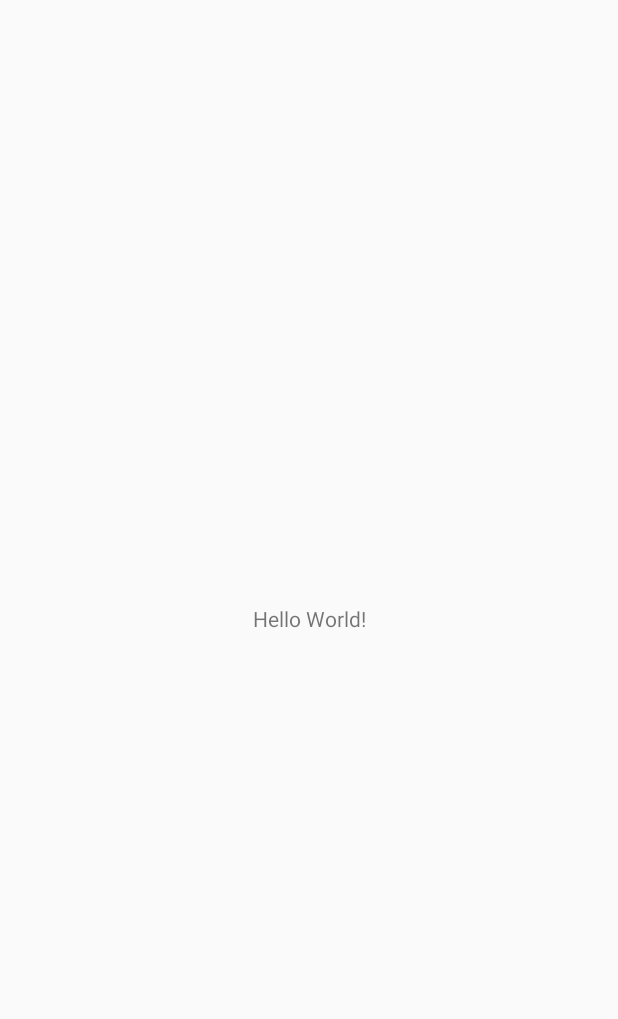
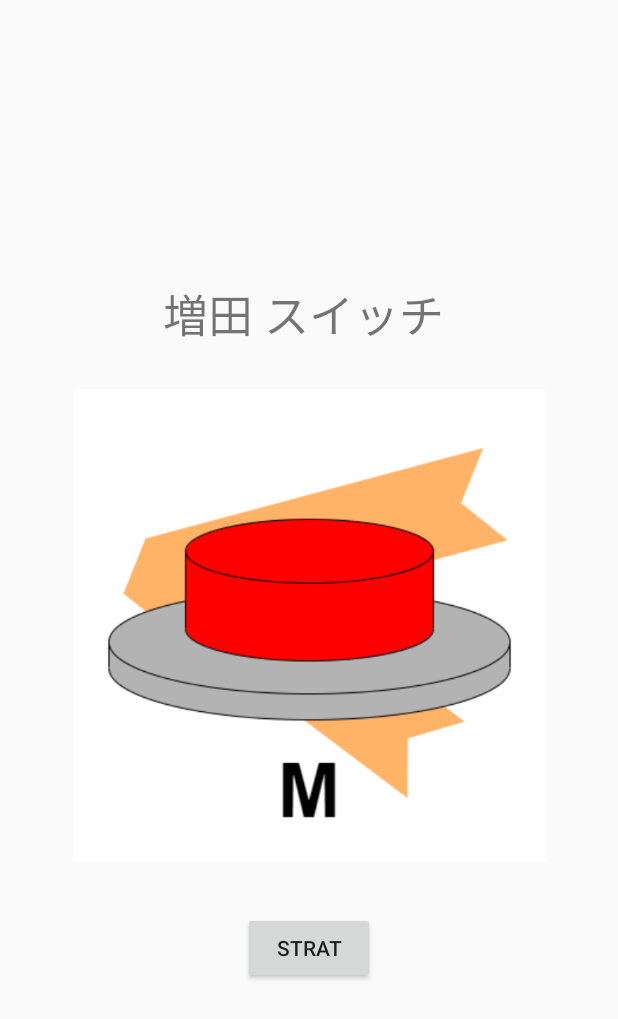
Before and after one commit to yn4k4nishi/masuda-switch, an Android app: the screen it shows after launch (MainActivity), on a phone screen of 412 x 824 dp. Before the commit the part shown is almost empty. Shown: the top 1019 px of the screen. Run offline under Robolectric (Android 15) with nearby library versions, the phone set to English and light mode, and no system bars.

Commit message:
test title

```diff
--- a/app/src/main/res/layout/activity_main.xml
+++ b/app/src/main/res/layout/activity_main.xml
@@ -6,13 +6,41 @@
     android:layout_height="match_parent"
     tools:context=".MainActivity">
 
-    <TextView
+    <ImageView
+        android:id="@+id/imageView"
+        android:layout_width="315dp"
+        android:layout_height="326dp"
+        android:layout_marginTop="21dp"
+        android:layout_marginBottom="12dp"
+        android:visibility="visible"
+        app:layout_constraintBottom_toBottomOf="parent"
+        app:layout_constraintEnd_toEndOf="parent"
+        app:layout_constraintHorizontal_bias="0.5"
+        app:layout_constraintStart_toStartOf="parent"
+        app:layout_constraintTop_toTopOf="parent"
+        app:srcCompat="@drawable/icon"
+        tools:visibility="visible" />
+
+    <Button
+        android:id="@+id/start_button"
         android:layout_width="wrap_content"
         android:layout_height="wrap_content"
-        android:text="Hello World!"
-        app:layout_constraintBottom_toBottomOf="parent"
-        app:layout_constraintLeft_toLeftOf="parent"
-        app:layout_constraintRight_toRightOf="parent"
-        app:layout_constraintTop_toTopOf="parent" />
+        android:layout_marginTop="28dp"
+        android:text="STRAT"
+        app:layout_constraintEnd_toEndOf="parent"
+        app:layout_constraintStart_toStartOf="parent"
+        app:layout_constraintTop_toBottomOf="@+id/imageView" />
+
+    <TextView
+        android:id="@+id/Title"
+        android:layout_width="195dp"
+        android:layout_height="47dp"
+        android:layout_marginBottom="20dp"
+        android:text="増田 スイッチ"
+        android:textSize="30sp"
+        app:layout_constraintBottom_toTopOf="@+id/imageView"
+        app:layout_constraintEnd_toEndOf="parent"
+        app:layout_constraintHorizontal_bias="0.5"
+        app:layout_constraintStart_toStartOf="parent" />
 
 </androidx.constraintlayout.widget.ConstraintLayout>
```
